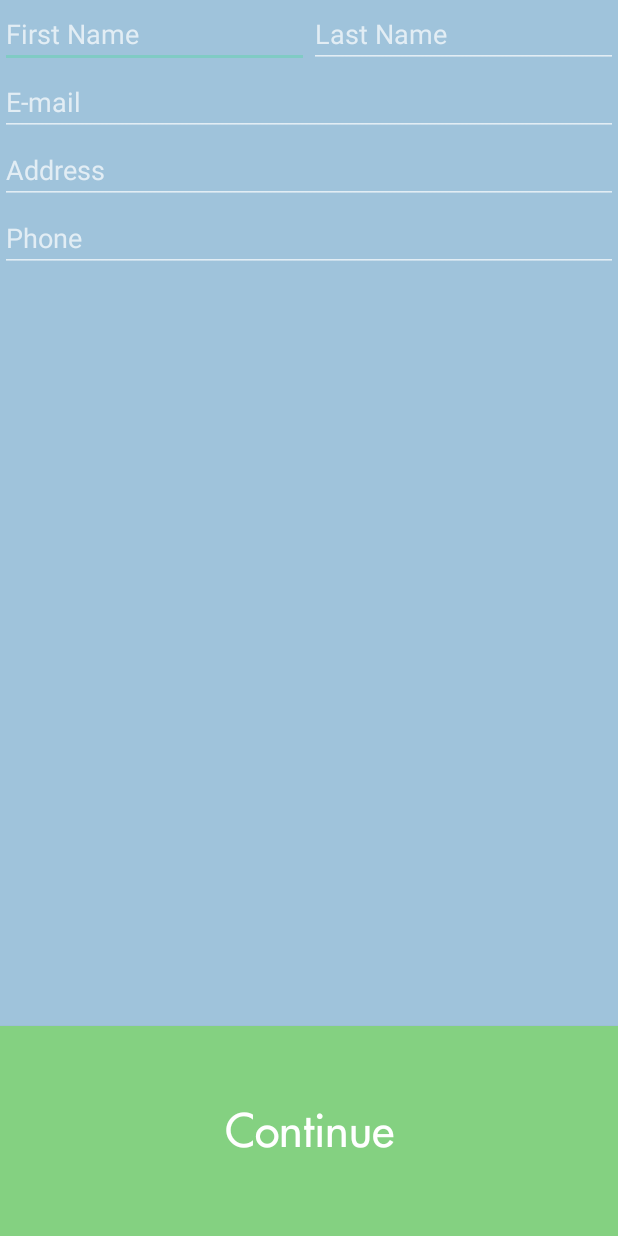
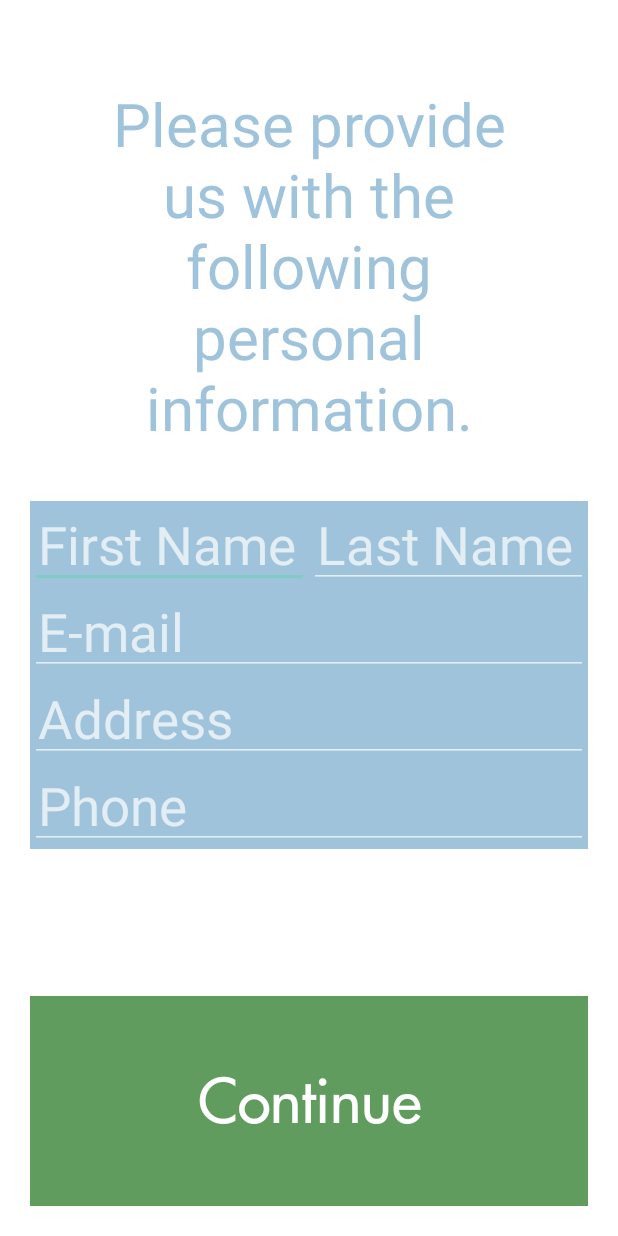
Before and after one commit to dnaismyth/bylaw_report_android, an Android app: the UserInformationActivity screen opened directly, with no data from a screen before it, on a phone screen of 412 x 824 dp. Run offline under Robolectric (Android 15) with nearby library versions, the phone set to English and light mode, and no system bars.

Commit message:
Formatting + colour changes

```diff
--- a/app/src/main/java/com/bylawreport/flow/bylawreport/activities/ViolationTypeActivity.java
+++ b/app/src/main/java/com/bylawreport/flow/bylawreport/activities/ViolationTypeActivity.java
@@ -1,8 +1,11 @@
 package com.bylawreport.flow.bylawreport.activities;
 
 import android.content.Intent;
+import android.graphics.Color;
+import android.graphics.PorterDuff;
 import android.os.Bundle;
 import android.support.v7.app.AppCompatActivity;
+import android.support.v7.widget.AppCompatRadioButton;
 import android.util.Log;
 import android.view.View;
 import android.widget.RadioGroup;
@@ -43,8 +46,7 @@ public class ViolationTypeActivity extends AppCompatActivity {
        violationTypeGroup.setOnCheckedChangeListener(new RadioGroup.OnCheckedChangeListener() {
            @Override
            public void onCheckedChanged(RadioGroup group, int checkedId) {
-               RadioButton rb = (RadioButton) group.findViewById(checkedId);
-
+               AppCompatRadioButton rb = (AppCompatRadioButton) group.findViewById(checkedId);
                if(null!=rb && checkedId > -1){
                    String buttonId = getButtonStringId(rb, checkedId);
                    switch(buttonId){
--- a/app/src/main/res/layout/activity_main.xml
+++ b/app/src/main/res/layout/activity_main.xml
@@ -2,9 +2,8 @@
 <LinearLayout xmlns:android="http://schemas.android.com/apk/res/android"
     android:layout_width="match_parent"
     android:layout_height="match_parent"
-    android:paddingLeft="0dp"
-    android:paddingRight="0dp"
-    android:background="@color/cityBlue"
+    android:padding="20dp"
+    android:background="@color/white"
     android:orientation="vertical">
 <RelativeLayout
     android:layout_width="match_parent"
@@ -15,6 +14,7 @@
         style="@style/continueButton"
         android:layout_width="match_parent"
         android:text="@string/report_continue"
+        android:textSize="40dp"
         android:onClick="beginReport" />
 </RelativeLayout>
 </LinearLayout>
--- a/app/src/main/res/layout/activity_user_info.xml
+++ b/app/src/main/res/layout/activity_user_info.xml
@@ -1,56 +1,94 @@
 <?xml version="1.0" encoding="utf-8"?>
 <LinearLayout xmlns:android="http://schemas.android.com/apk/res/android"
+    android:id="@+id/user_info_form"
     android:layout_width="match_parent"
     android:layout_height="match_parent"
-    android:paddingLeft="0dp"
-    android:paddingRight="0dp"
-    android:background="@color/cityBlue"
+    android:background="@color/white"
     android:orientation="vertical"
-    android:id="@+id/user_info_form">
+    android:padding="20dp">
+
+    <TextView
+        android:id="@+id/violationType_text"
+        android:layout_width="wrap_content"
+        android:layout_height="wrap_content"
+        android:layout_margin="30dp"
+        android:background="#ffffff"
+        android:gravity="center_horizontal"
+        android:padding="5dp"
+        android:text="@string/user_info_message"
+        android:textColor="@color/cityBlue"
+        android:textSize="40dp" />
 
     <LinearLayout
         android:layout_width="fill_parent"
         android:layout_height="wrap_content"
-        android:orientation="horizontal" >
+        android:background="@color/cityBlue"
+        android:orientation="horizontal">
 
-        <EditText android:id="@+id/first_name"
+        <EditText
+            android:padding="5dp"
+            android:id="@+id/first_name"
             android:layout_width="0dp"
+            android:layout_height="wrap_content"
             android:layout_weight=".5"
-            android:layout_height="wrap_content"
             android:focusable="true"
             android:focusableInTouchMode="true"
-            android:hint="@string/first_name" />
+            android:hint="@string/first_name"
+            android:textSize="35dp" />
 
-        <EditText android:id="@+id/last_name"
+        <EditText
+            android:padding="5dp"
+            android:id="@+id/last_name"
             android:layout_width="0dp"
+            android:layout_height="wrap_content"
             android:layout_weight=".5"
-            android:layout_height="wrap_content"
             android:focusable="true"
             android:focusableInTouchMode="true"
-            android:hint="@string/last_name" />
+            android:hint="@string/last_name"
+            android:textSize="35dp" />
 
     </LinearLayout>
 
-    <EditText android:id="@+id/email"
+    <LinearLayout
+        android:layout_width="match_parent"
+        android:layout_height="wrap_content"
+        android:orientation="vertical"
+        android:background="@color/cityBlue">
+
+        <EditText
+            android:padding="5dp"
+            android:id="@+id/email"
+            android:layout_width="match_parent"
+            android:layout_height="wrap_content"
+            android:layout_weight="2"
+            android:focusable="true"
+            android:inputType="textEmailAddress"
+            android:focusableInTouchMode="true"
+            android:hint="@string/email"
+            android:textSize="35dp" />
+
+        <EditText
+            android:padding="5dp"
+            android:id="@+id/address"
             android:layout_width="match_parent"
             android:layout_height="wrap_content"
             android:focusable="true"
             android:focusableInTouchMode="true"
-        android:hint="@string/email" />
+            android:hint="@string/address"
+            android:inputType="textPostalAddress"
+            android:textSize="35dp" />
 
-    <EditText android:id="@+id/address"
+        <EditText
+            android:padding="5dp"
+            android:id="@+id/phone"
             android:layout_width="match_parent"
             android:layout_height="wrap_content"
             android:focusable="true"
             android:focusableInTouchMode="true"
-        android:hint="@string/address" />
-
-    <EditText android:id="@+id/phone"
-        android:layout_width="match_parent"
-        android:layout_height="wrap_content"
-        android:focusable="true"
-        android:focusableInTouchMode="true"
-        android:hint="@string/phone" />
+            android:hint="@string/phone"
+            android:inputType="phone"
+            android:textSize="35dp" />
+    </LinearLayout>
 
     <RelativeLayout
         android:layout_width="match_parent"
@@ -58,10 +96,11 @@
         android:gravity="bottom">
 
         <Button
+            style="@style/continueButton"
+            android:textSize="40dp"
             android:layout_width="match_parent"
-            android:text="@string/button_continue"
-            style="@style/continueButton"
-            android:onClick="sendUserInformation" />
+            android:onClick="sendUserInformation"
+            android:text="@string/button_continue" />
 
     </RelativeLayout>
 </LinearLayout>
--- a/app/src/main/res/layout/activity_violation_type.xml
+++ b/app/src/main/res/layout/activity_violation_type.xml
@@ -2,7 +2,7 @@
 <LinearLayout xmlns:android="http://schemas.android.com/apk/res/android"
     android:layout_width="fill_parent"
     android:layout_height="fill_parent"
-    android:background="@color/cityBlue"
+    android:background="@color/white"
     android:orientation="vertical"
     android:padding="20dp">
 
@@ -10,23 +10,23 @@
         android:id="@+id/violationType_text"
         android:text="@string/violation_header"
         android:textColor="@color/cityBlue"
-        android:textSize="30dp"
+        android:textSize="40dp"
         android:gravity="center_horizontal"
         android:layout_width="wrap_content"
         android:layout_height="wrap_content"
-        android:layout_marginBottom="30dp"
+        android:layout_margin="30dp"
         android:padding="5dp"
         android:background="#ffffff" />
 
     <!-- Radio Group For Violation Types -->
     <RadioGroup
+        android:background="@color/cityBlue"
         android:id="@+id/radioGroup_violation"
         android:layout_width="fill_parent"
         android:layout_height="wrap_content"
         android:orientation="vertical"
         android:gravity="center_vertical|center_horizontal"
-        android:padding="10dp"
-        android:paddingTop="20dp">
+        android:padding="30dp">
 
         <RadioButton
             android:id="@+id/vehicle_violation"
@@ -34,6 +34,7 @@
             android:layout_height="wrap_content"
             android:textSize="40dp"
             android:padding="15dp"
+            android:buttonTint="@color/white"
             android:text="@string/vehicle_violation" />
 
         <RadioButton
@@ -42,6 +43,7 @@
             android:layout_height="wrap_content"
             android:textSize="40dp"
             android:padding="15dp"
+            android:buttonTint="@color/white"
             android:text="@string/property_violation" />
 
         <RadioButton
@@ -50,6 +52,7 @@
             android:layout_height="wrap_content"
             android:textSize="40dp"
             android:padding="15dp"
+            android:buttonTint="@color/white"
             android:text="@string/other_violation" />
 
     </RadioGroup>
@@ -63,6 +66,7 @@
             android:id="@+id/beginUserInfoBtn"
             style="@style/continueButton"
             android:layout_width="match_parent"
+            android:textSize="40dp"
             android:onClick="sendViolationTypeChoice"
             android:text="@string/button_continue" />
 
--- a/app/src/main/res/values/colors.xml
+++ b/app/src/main/res/values/colors.xml
@@ -4,6 +4,7 @@
     <color name="colorPrimaryDark">#303F9F</color>
     <color name="colorAccent">#FF4081</color>
     <color name="cityBlue">#9fc3db</color>
-    <color name="cityGreen">#84d181</color>
+    <color name="cityGreen">#619c5f</color>
     <color name="white">#fff</color>
+    <color name="radio_select">#a2a2a2</color>
 </resources>
--- a/app/src/main/res/values/strings.xml
+++ b/app/src/main/res/values/strings.xml
@@ -1,7 +1,7 @@
 <?xml version="1.0" encoding="utf-8"?>
 <resources>
     <string name="app_name">Bylaw Report</string>
-    <string name="user_info_message">Please provide us with some information.</string>
+    <string name="user_info_message">Please provide us with the following personal information.</string>
     <string name="first_name">First Name</string>
     <string name="last_name">Last Name</string>
     <string name="email">E-mail</string>
```
Lines whose indentation alone changed are shown as unchanged.
